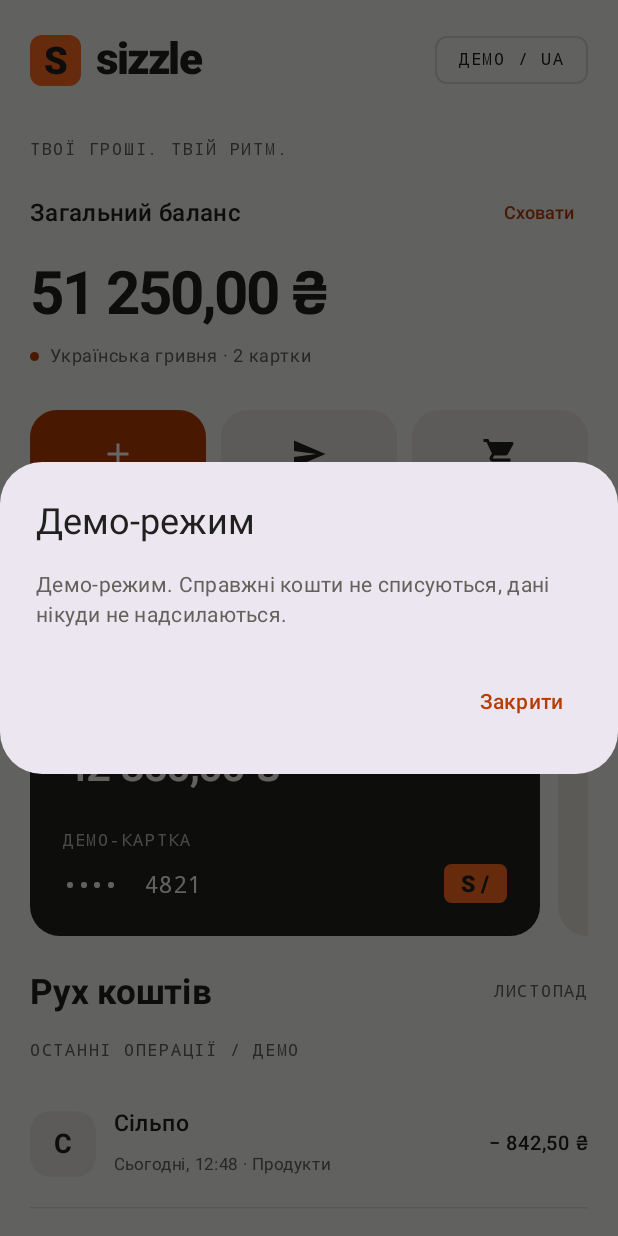
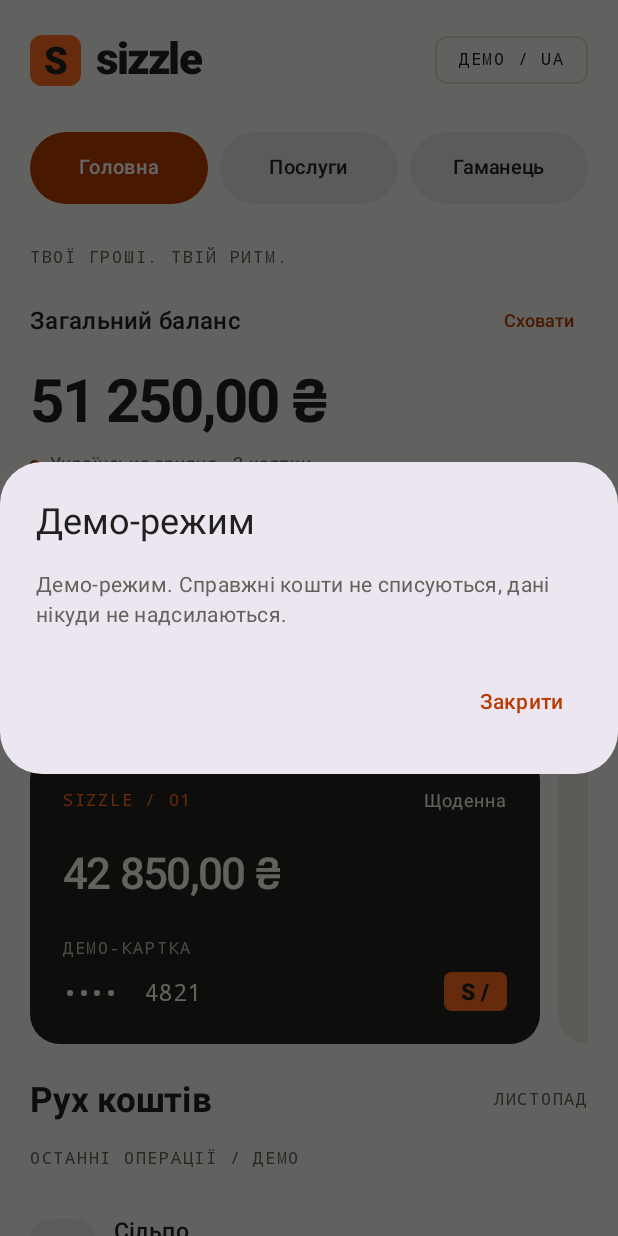
Before and after one commit to dozyFJ/Sizzle-, an Android app built with Jetpack Compose: the screen it shows after launch (MainActivity), after a tap on "ДЕМО / UA", on a phone screen of 412 x 824 dp. Run offline under Robolectric (Android 15) with nearby library versions, the phone set to English and light mode, and no system bars.

Commit message:
Add pill tabs for home services and wallet

```diff
--- a/app/build.gradle.kts
+++ b/app/build.gradle.kts
@@ -2,7 +2,7 @@ plugins { id("com.android.application"); id("org.jetbrains.kotlin.android"); id(
 android {
  namespace = "app.sizzle.bank"
  compileSdk = 35
- defaultConfig { applicationId = "app.sizzle.bank"; minSdk = 26; targetSdk = 35; versionCode = 2; versionName = "0.2.0" }
+ defaultConfig { applicationId = "app.sizzle.bank"; minSdk = 26; targetSdk = 35; versionCode = 3; versionName = "0.2.1" }
  buildFeatures { compose = true }
  compileOptions { sourceCompatibility = JavaVersion.VERSION_17; targetCompatibility = JavaVersion.VERSION_17 }
  kotlinOptions { jvmTarget = "17" }
--- a/app/src/main/java/app/sizzle/bank/MainActivity.kt
+++ b/app/src/main/java/app/sizzle/bank/MainActivity.kt
@@ -4,6 +4,9 @@ import android.os.Bundle
 import androidx.activity.ComponentActivity
 import androidx.activity.compose.setContent
 import androidx.activity.enableEdgeToEdge
+import androidx.compose.foundation.selection.selectable
+import androidx.compose.foundation.selection.selectableGroup
+import androidx.compose.ui.semantics.Role
 import androidx.compose.foundation.background
 import androidx.compose.foundation.layout.*
 import androidx.compose.foundation.lazy.LazyColumn
@@ -70,6 +73,7 @@ private fun TechnicalLabel(text: String, color: Color = Muted) {
 
 @Composable
 fun HomeScreen() {
+    var selectedTab by rememberSaveable { mutableStateOf("Головна") }
     var hidden by rememberSaveable { mutableStateOf(false) }
     var action by rememberSaveable { mutableStateOf<String?>(null) }
     var selectedCard by rememberSaveable { mutableStateOf<String?>(null) }
@@ -91,6 +95,22 @@ fun HomeScreen() {
                 }
             }
             item {
+                SectionTabs(selectedTab = selectedTab, onSelect = { selectedTab = it })
+            }
+            if (selectedTab == "Послуги") {
+                item { Text("Послуги", fontSize = 28.sp, fontWeight = FontWeight.Bold) }
+                item { TechnicalLabel("ЩОДЕННІ ПЛАТЕЖІ / ДЕМО") }
+                items(listOf("Мобільний зв’язок", "Комунальні послуги", "Інтернет", "Платіж за IBAN")) { service ->
+                    Card(onClick = { action = service }, colors = CardDefaults.cardColors(containerColor = Color(0xFFE7E5DF)), shape = RoundedCornerShape(20.dp)) {
+                        Row(Modifier.fillMaxWidth().padding(20.dp), horizontalArrangement = Arrangement.SpaceBetween, verticalAlignment = Alignment.CenterVertically) {
+                            Text(service, fontWeight = FontWeight.SemiBold, modifier = Modifier.weight(1f))
+                            Icon(Icons.AutoMirrored.Filled.ArrowForward, contentDescription = null, tint = Orange)
+                        }
+                    }
+                }
+            }
+            if (selectedTab != "Послуги") {
+            item {
                 Column(verticalArrangement = Arrangement.spacedBy(6.dp)) {
                     TechnicalLabel("ТВОЇ ГРОШІ. ТВІЙ РИТМ.")
                     Row(Modifier.fillMaxWidth(), horizontalArrangement = Arrangement.SpaceBetween, verticalAlignment = Alignment.CenterVertically) {
@@ -104,6 +124,8 @@ fun HomeScreen() {
                     }
                 }
             }
+            }
+            if (selectedTab == "Головна") {
             item {
                 Row(Modifier.fillMaxWidth(), horizontalArrangement = Arrangement.spacedBy(10.dp)) {
                     QuickAction("Поповнити", Icons.Default.Add, Modifier.weight(1f), true) { action = "Поповнити" }
@@ -111,6 +133,8 @@ fun HomeScreen() {
                     QuickAction("Сплатити", Icons.Default.ShoppingCart, Modifier.weight(1f)) { action = "Сплатити" }
                 }
             }
+            }
+            if (selectedTab != "Послуги") {
             item {
                 Column(verticalArrangement = Arrangement.spacedBy(14.dp)) {
                     Row(Modifier.fillMaxWidth(), verticalAlignment = Alignment.CenterVertically, horizontalArrangement = Arrangement.SpaceBetween) {
@@ -146,6 +170,19 @@ fun HomeScreen() {
                     }
                 }
             }
+            }
+            if (selectedTab == "Гаманець") {
+                item {
+                    OutlinedCard(shape = RoundedCornerShape(20.dp)) {
+                        Column(Modifier.fillMaxWidth().padding(20.dp), verticalArrangement = Arrangement.spacedBy(10.dp)) {
+                            TechnicalLabel("РАХУНКИ / UAH")
+                            Text("2 картки у гривні", fontWeight = FontWeight.SemiBold)
+                            Text("Обидві картки демонстраційні. Реквізити та банківський API поки не підключено.", fontSize = 14.sp, color = Muted)
+                        }
+                    }
+                }
+            }
+            if (selectedTab == "Головна") {
             item {
                 Column(verticalArrangement = Arrangement.spacedBy(14.dp)) {
                     Row(Modifier.fillMaxWidth(), horizontalArrangement = Arrangement.SpaceBetween, verticalAlignment = Alignment.CenterVertically) {
@@ -173,9 +210,10 @@ fun HomeScreen() {
                     HorizontalDivider(color = Color(0xFFDEDBD3))
                 }
             }
+            }
             item {
                 Row(Modifier.fillMaxWidth(), horizontalArrangement = Arrangement.SpaceBetween) {
-                    TechnicalLabel("SIZZLE / 0.2.0")
+                    TechnicalLabel("SIZZLE / 0.2.1")
                     TechnicalLabel("УСІ ДАНІ ВИГАДАНІ")
                 }
             }
@@ -186,6 +224,25 @@ fun HomeScreen() {
         AlertDialog(onDismissRequest = { selectedCard = null }, title = { Text("Картка •••• $number") },
             text = { Text("Демонстраційна картка Sizzle у гривні. Реквізити вигадані. Банківський API не підключено.") },
             confirmButton = { TextButton(onClick = { selectedCard = null }) { Text("Зрозуміло") } })
+    }
+}
+
+@Composable
+private fun SectionTabs(selectedTab: String, onSelect: (String) -> Unit) {
+    Row(Modifier.fillMaxWidth().selectableGroup(), horizontalArrangement = Arrangement.spacedBy(8.dp)) {
+        listOf("Головна", "Послуги", "Гаманець").forEach { tab ->
+            val selected = selectedTab == tab
+            Surface(
+                modifier = Modifier.weight(1f).selectable(selected = selected, role = Role.Tab, onClick = { onSelect(tab) }),
+                shape = CircleShape,
+                color = if (selected) Orange else Color(0xFFE7E5DF),
+                contentColor = if (selected) Color.White else Ink
+            ) {
+                Box(Modifier.heightIn(min = 48.dp).padding(horizontal = 6.dp, vertical = 12.dp), contentAlignment = Alignment.Center) {
+                    Text(tab, fontSize = 13.sp, fontWeight = if (selected) FontWeight.SemiBold else FontWeight.Medium)
+                }
+            }
+        }
     }
 }
 
```
Also changed, not shown: 3 other files.
